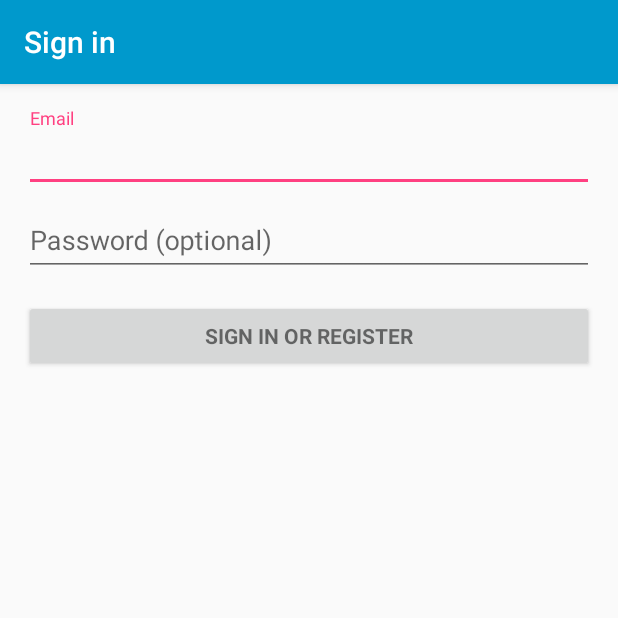
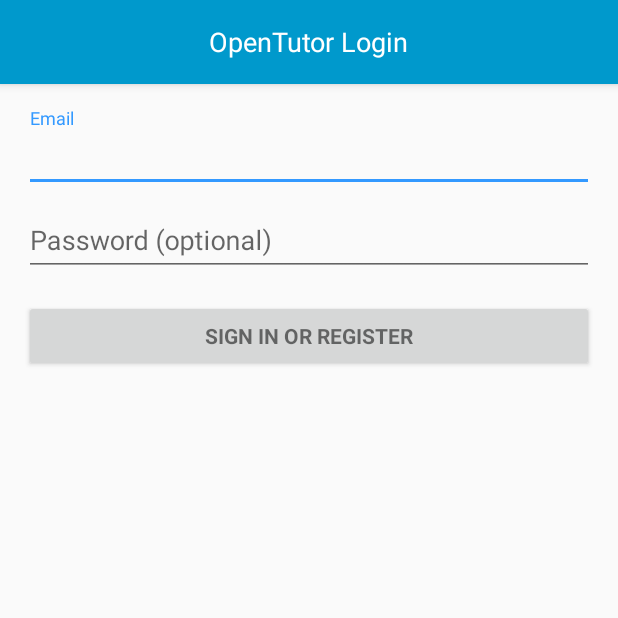
Before and after one commit to sushant10/OpenTutor, an Android app: the screen it shows after launch (LoginTempActivity), on a phone screen of 412 x 824 dp, the top half of it. Run offline under Robolectric (Android 15) with nearby library versions, the phone set to English and light mode, and no system bars; libraries missing offline, so code that uses them is left out: info.hoang8f.widget; plain views replace FButton; 2 statements that could not run were skipped.

Commit message:
Beta Present 1

```diff
--- a/app/src/main/java/com/ha/sushantrao/opentutor/LoginTempActivity.java
+++ b/app/src/main/java/com/ha/sushantrao/opentutor/LoginTempActivity.java
@@ -7,6 +7,7 @@
 import android.content.pm.PackageManager;
 import android.support.annotation.NonNull;
 import android.support.design.widget.Snackbar;
+import android.support.v7.app.ActionBar;
 import android.support.v7.app.AppCompatActivity;
 import android.app.LoaderManager.LoaderCallbacks;
 
@@ -20,6 +21,7 @@
 import android.os.Bundle;
 import android.provider.ContactsContract;
 import android.text.TextUtils;
+import android.view.Gravity;
 import android.view.KeyEvent;
 import android.view.View;
 import android.view.View.OnClickListener;
@@ -67,6 +69,20 @@
     protected void onCreate(Bundle savedInstanceState) {
         super.onCreate(savedInstanceState);
         setContentView(R.layout.activity_login_temp);
+        //toolbar text
+        final ActionBar abar = getSupportActionBar();//line under the action bar
+        View viewActionBar = getLayoutInflater().inflate(R.layout.action_bar_custom, null);
+        ActionBar.LayoutParams params = new ActionBar.LayoutParams(//Center the textview in the ActionBar !
+                ActionBar.LayoutParams.WRAP_CONTENT,
+                ActionBar.LayoutParams.WRAP_CONTENT,
+                Gravity.CENTER);
+        TextView textviewTitle = (TextView) viewActionBar.findViewById(R.id.mytext);
+        textviewTitle.setText("OpenTutor Login");
+        abar.setCustomView(viewActionBar,params);
+        abar.setDisplayShowCustomEnabled(true);
+        abar.setDisplayShowTitleEnabled(false);
+
+
         // Set up the login form.
         mEmailView = (AutoCompleteTextView) findViewById(R.id.email);
         populateAutoComplete();
--- /dev/null
+++ b/app/src/main/res/layout/action_bar_custom.xml
@@ -0,0 +1,17 @@
+<?xml version="1.0" encoding="utf-8"?>
+
+    <LinearLayout xmlns:android="http://schemas.android.com/apk/res/android"
+        android:layout_width="match_parent"
+        android:layout_height="wrap_content"
+        android:orientation="vertical" >
+
+        <TextView
+            android:layout_width="wrap_content"
+            android:layout_height="wrap_content"
+            android:layout_gravity="center"
+
+            android:textColor="#ffffff"
+            android:id="@+id/mytext"
+            android:textSize="18sp" />
+
+    </LinearLayout>
--- a/app/src/main/res/values/colors.xml
+++ b/app/src/main/res/values/colors.xml
@@ -2,7 +2,7 @@
 <resources>
     <color name="colorPrimary">#0099cc</color>
     <color name="colorPrimaryDark">#007399</color>
-    <color name="colorAccent">#FF4081</color>
+    <color name="colorAccent">#3399ff</color>
     <color name="colorButton">#1aa3ff</color>
     <color name="colorShadow">#b3e0ff</color>
 </resources>
```
Also changed, not shown: app/src/main/java/com/ha/sushantrao/opentutor/FindtutorActivity.java (+16 -0 lines), app/src/main/java/com/ha/sushantrao/opentutor/MainActivity.java (+14 -0 lines), app/src/main/java/com/ha/sushantrao/opentutor/ProfileConfirmActivity.java (+14 -0 lines), app/src/main/java/com/ha/sushantrao/opentutor/RequestAcceptConfirmActivity.java (+27 -0 lines), app/src/main/java/com/ha/sushantrao/opentutor/TutorFindListActivity.java (+14 -0 lines), app/src/main/java/com/ha/sushantrao/opentutor/TutorRequestActivity.java (+16 -0 lines).
